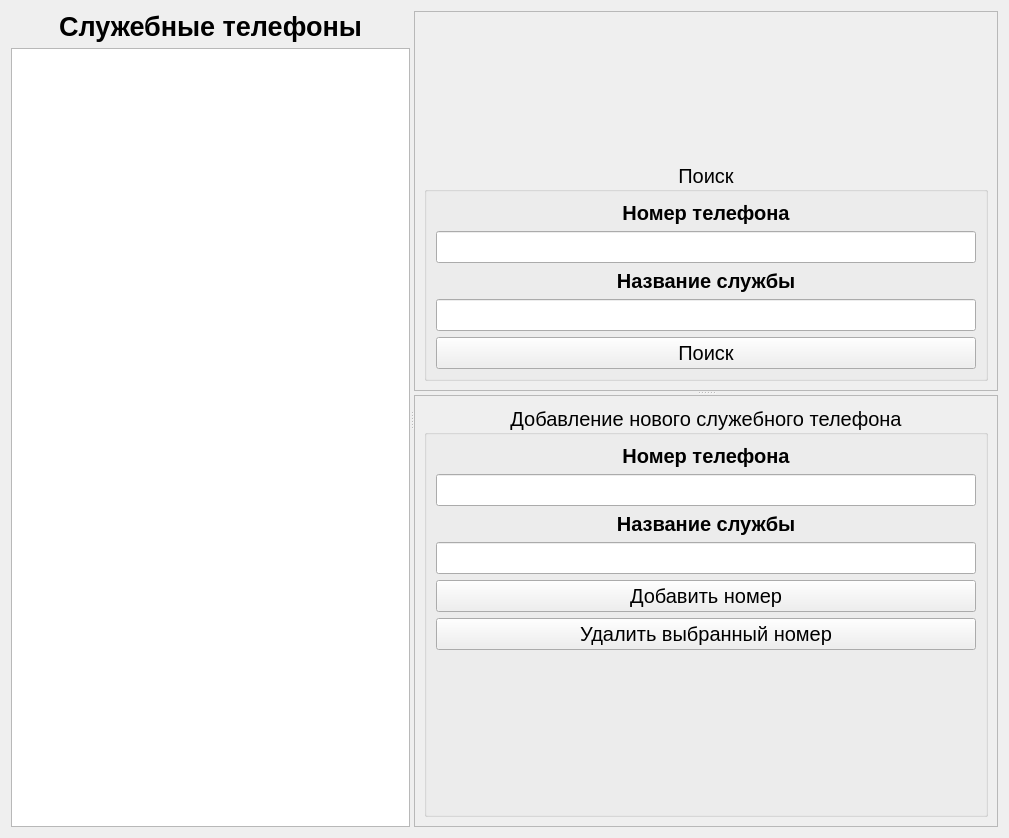
The window that officialtelephones.ui (Yavlados/VKR) describes before a commit, drawn with Qt 5.
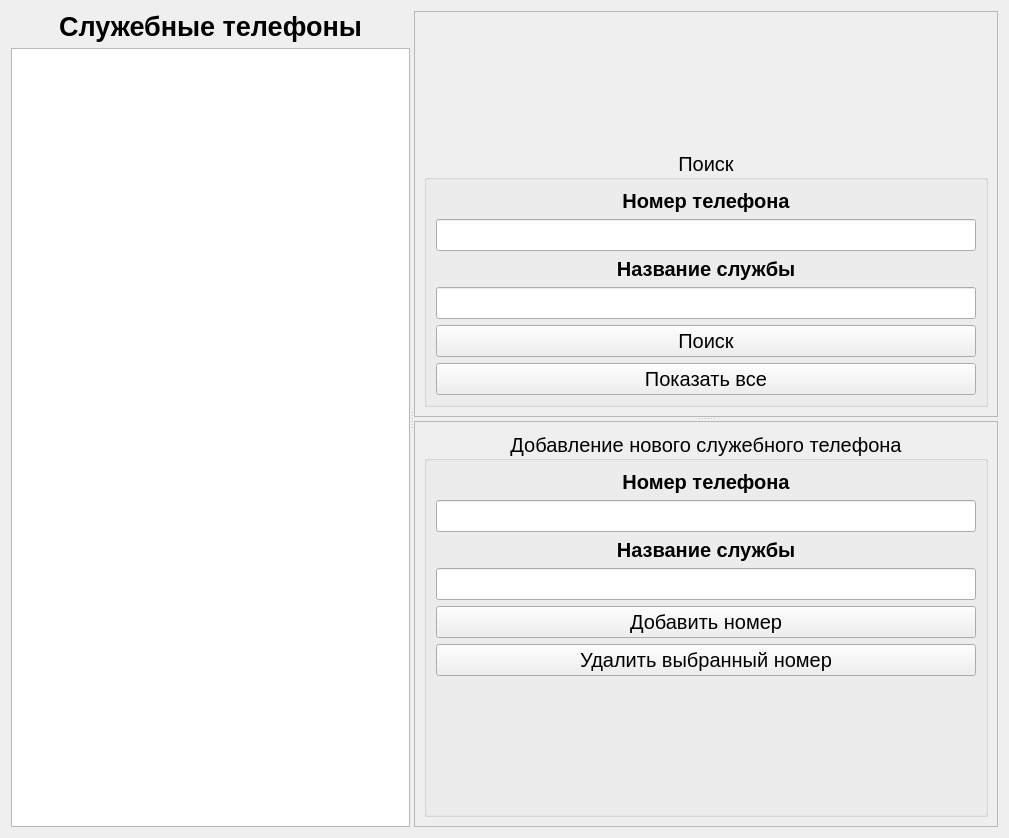
The same window after the commit. Icons and pictures are not drawn.

Patch:
```diff
--- a/officialtelephones.ui
+++ b/officialtelephones.ui
@@ -160,6 +160,13 @@
              </property>
             </widget>
            </item>
+           <item>
+            <widget class="QPushButton" name="pushButton_2">
+             <property name="text">
+              <string>Показать все</string>
+             </property>
+            </widget>
+           </item>
           </layout>
          </widget>
         </item>
```
Left out of the diff: 7 changed lines with no effect on the pictures.
